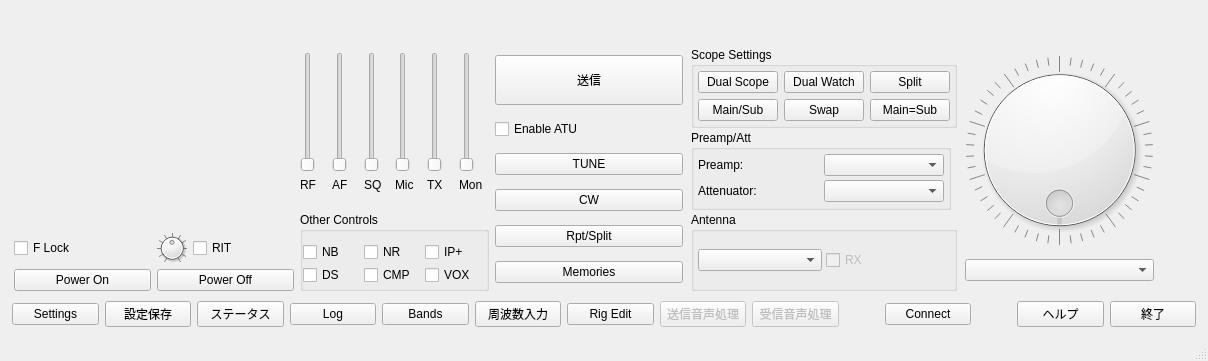
Above: src/wfmain.ui from kazushinjo/wfview-mac before the change. Below: the same form after it.
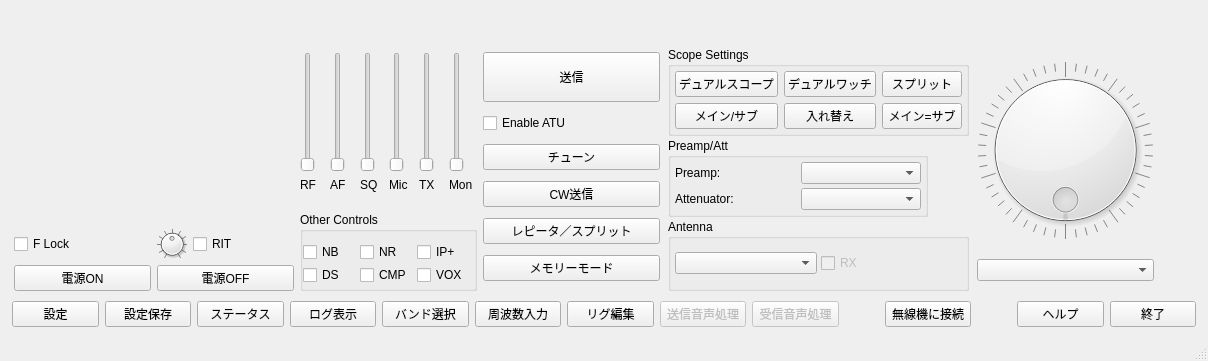
That is the form after the change. Custom widgets are drawn as their Qt base class.

Diff of the .ui file:
```diff
--- a/src/wfmain.ui
+++ b/src/wfmain.ui
@@ -249,7 +249,7 @@
                 <string>&lt;html&gt;&lt;head/&gt;&lt;body&gt;&lt;p&gt;Turns the radio on&lt;/p&gt;&lt;/body&gt;&lt;/html&gt;</string>
                </property>
                <property name="text">
-                <string>Power On</string>
+                <string>電源ON</string>
                </property>
               </widget>
              </item>
@@ -262,7 +262,7 @@
                 <string>&lt;html&gt;&lt;head/&gt;&lt;body&gt;&lt;p&gt;Turns the radio off&lt;/p&gt;&lt;/body&gt;&lt;/html&gt;</string>
                </property>
                <property name="text">
-                <string>Power Off</string>
+                <string>電源OFF</string>
                </property>
               </widget>
              </item>
@@ -817,7 +817,7 @@
               <string>Start the automatic antenna tuner cycle</string>
              </property>
              <property name="text">
-              <string>TUNE</string>
+              <string>チューン</string>
              </property>
             </widget>
            </item>
@@ -830,7 +830,7 @@
               <string>Press to bring up the CW Sender</string>
              </property>
              <property name="text">
-              <string>CW</string>
+              <string>CW送信</string>
              </property>
             </widget>
            </item>
@@ -843,7 +843,7 @@
               <string>Show the repeater tone and offset window</string>
              </property>
              <property name="text">
-              <string>Rpt/Split</string>
+              <string>レピータ／スプリット</string>
              </property>
             </widget>
            </item>
@@ -853,7 +853,7 @@
               <enum>Qt::NoFocus</enum>
              </property>
              <property name="text">
-              <string>Memories</string>
+              <string>メモリーモード</string>
              </property>
             </widget>
            </item>
@@ -910,7 +910,7 @@
                      <enum>Qt::NoFocus</enum>
                     </property>
                     <property name="text">
-                     <string>Dual Watch</string>
+                     <string>デュアルワッチ</string>
                     </property>
                     <property name="checkable">
                      <bool>true</bool>
@@ -935,7 +935,7 @@
                      <enum>Qt::NoFocus</enum>
                     </property>
                     <property name="text">
-                     <string>Dual Scope</string>
+                     <string>デュアルスコープ</string>
                     </property>
                     <property name="checkable">
                      <bool>true</bool>
@@ -954,7 +954,7 @@
                      <enum>Qt::NoFocus</enum>
                     </property>
                     <property name="text">
-                     <string>Main/Sub</string>
+                     <string>メイン/サブ</string>
                     </property>
                     <property name="checkable">
                      <bool>false</bool>
@@ -967,7 +967,7 @@
                      <enum>Qt::NoFocus</enum>
                     </property>
                     <property name="text">
-                     <string>Split</string>
+                     <string>スプリット</string>
                     </property>
                     <property name="checkable">
                      <bool>true</bool>
@@ -980,7 +980,7 @@
                      <enum>Qt::NoFocus</enum>
                     </property>
                     <property name="text">
-                     <string>Swap</string>
+                     <string>入れ替え</string>
                     </property>
                    </widget>
                   </item>
@@ -990,7 +990,7 @@
                      <enum>Qt::NoFocus</enum>
                     </property>
                     <property name="text">
-                     <string>Main=Sub</string>
+                     <string>メイン=サブ</string>
                     </property>
                    </widget>
                   </item>
@@ -1239,7 +1239,7 @@
           <enum>Qt::NoFocus</enum>
          </property>
          <property name="text">
-          <string>Settings</string>
+          <string>設定</string>
          </property>
         </widget>
        </item>
@@ -1269,7 +1269,7 @@
           <enum>Qt::NoFocus</enum>
          </property>
          <property name="text">
-          <string>Log</string>
+          <string>ログ表示</string>
          </property>
         </widget>
        </item>
@@ -1279,7 +1279,7 @@
           <enum>Qt::NoFocus</enum>
          </property>
          <property name="text">
-          <string>Bands</string>
+          <string>バンド選択</string>
          </property>
         </widget>
        </item>
@@ -1299,7 +1299,7 @@
           <enum>Qt::NoFocus</enum>
          </property>
          <property name="text">
-          <string>Rig Edit</string>
+          <string>リグ編集</string>
          </property>
         </widget>
        </item>
@@ -1348,7 +1348,7 @@
           <enum>Qt::NoFocus</enum>
          </property>
          <property name="text">
-          <string>Connect</string>
+          <string>無線機に接続</string>
          </property>
         </widget>
        </item>
```
